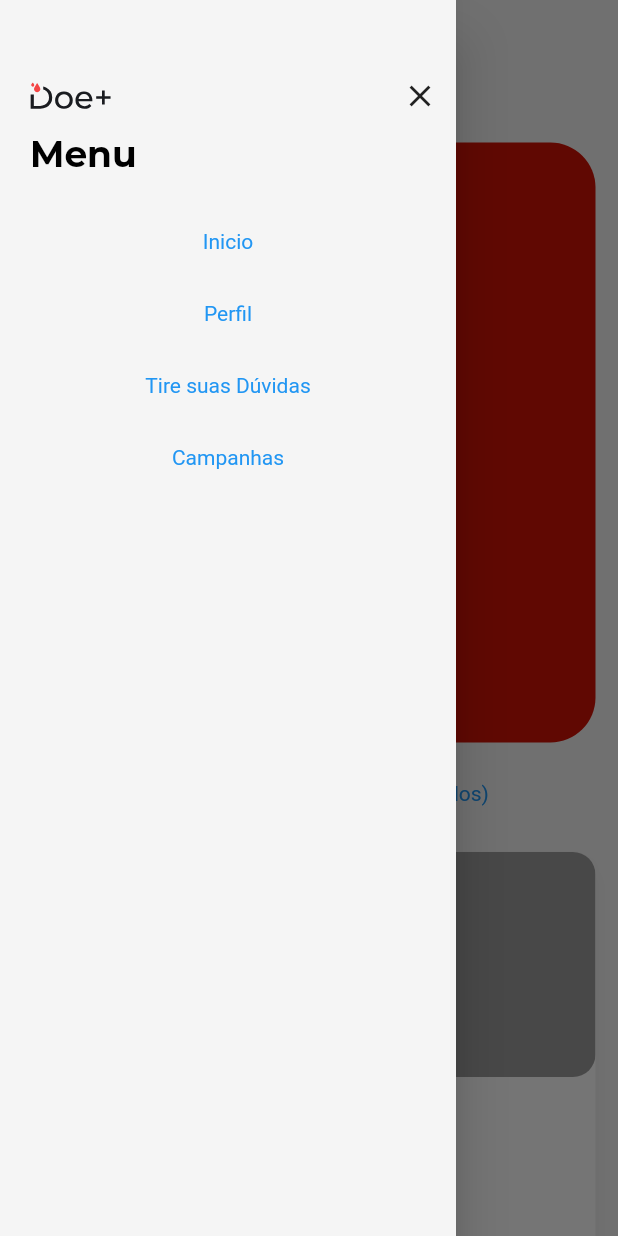
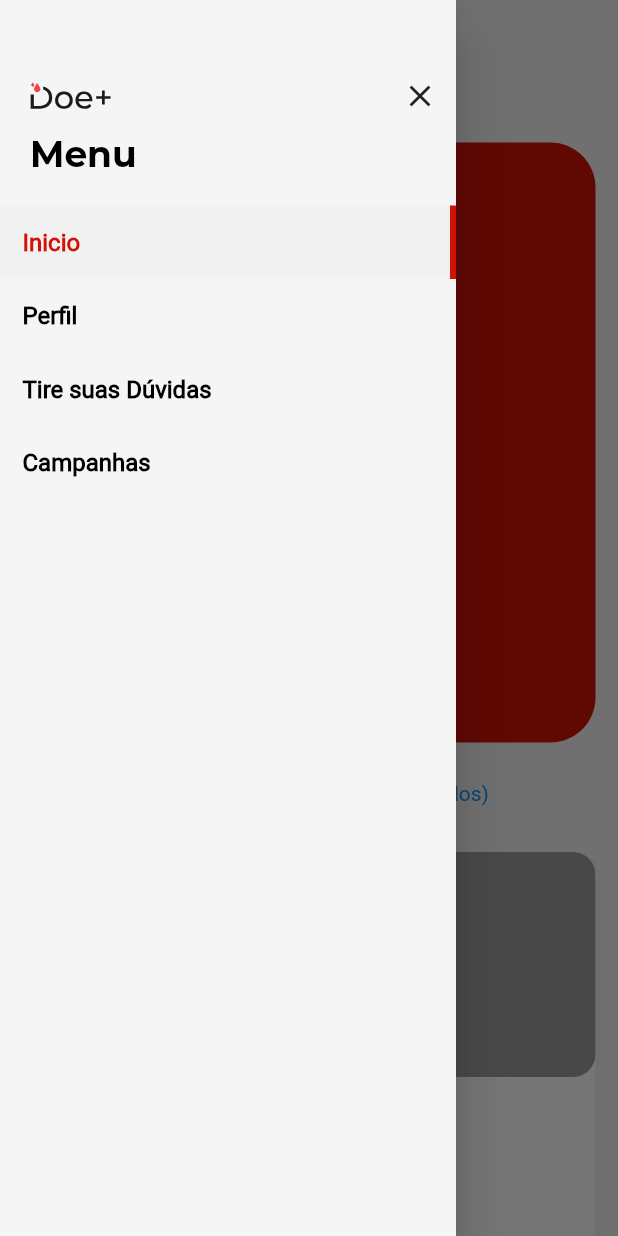
Before and after one commit to doe-mais-tcc/frontend-flutter, a Flutter app: the screen it shows after launch, with the side drawer open, on a phone screen of 412 x 824 dp. Run offline on Flutter 3.47's test engine with Material 2 defaults, Android fonts, the phone set to English and light mode, and no system bars; our stand-ins replace flutter_svg.

Commit message:
Botão do hamburger menu

```diff
--- /dev/null
+++ b/lib/components/hamburger_button.dart
@@ -0,0 +1,42 @@
+import 'package:doe_mais/utils/custom_theme.dart';
+import 'package:flutter/material.dart';
+
+class HamburgerButton extends StatelessWidget {
+  final String label;
+  final Function onPressed;
+  final bool isActive;
+  HamburgerButton({
+    @required this.label,
+    @required this.onPressed,
+    this.isActive = false,
+  });
+
+  @override
+  Widget build(BuildContext context) {
+    return GestureDetector(
+      child: Container(
+        decoration: isActive
+            ? BoxDecoration(
+                color: Theme.of(context).hoverColor,
+                border: Border(
+                  right: BorderSide(
+                    width: 4,
+                    color: Theme.of(context).primaryColor,
+                  ),
+                ),
+              )
+            : BoxDecoration(
+                color: Colors.transparent,
+              ),
+        padding: const EdgeInsets.all(15),
+        child: Text(
+          label,
+          style: isActive
+              ? CustomTheme.activeHamburger(context)
+              : CustomTheme.inactiveHamburger(context),
+        ),
+      ),
+      onTap: onPressed,
+    );
+  }
+}
--- a/lib/components/hamburger_menu.dart
+++ b/lib/components/hamburger_menu.dart
@@ -1,9 +1,11 @@
+import 'package:doe_mais/components/hamburger_button.dart';
 import 'package:flutter/material.dart';
 import 'package:flutter_svg/svg.dart';
 
 class HamburgerMenu extends StatelessWidget {
   final Function(int) callback;
-  HamburgerMenu({this.callback});
+  final int currentIndex;
+  HamburgerMenu({this.callback, this.currentIndex});
 
   final items = ['Inicio', 'Perfil', 'Tire suas Dúvidas', 'Campanhas'];
 
@@ -40,13 +42,13 @@ class HamburgerMenu extends StatelessWidget {
           Expanded(
             child: ListView.builder(
               itemCount: items.length,
-              itemBuilder: (context, index) => TextButton(
-                child: Text(items[index]),
-                onPressed: () {
-                  callback(index);
-                  Navigator.of(context).pop();
-                },
-              ),
+              itemBuilder: (context, index) {
+                return HamburgerButton(
+                  label: items[index],
+                  onPressed: () => callback(index),
+                  isActive: currentIndex == index,
+                );
+              },
             ),
           ),
         ],
--- a/lib/screens/home.dart
+++ b/lib/screens/home.dart
@@ -26,7 +26,11 @@ class _HomeState extends State<Home> {
     return Scaffold(
       appBar: AppBar(title: SvgPicture.asset('assets/images/logo.svg')),
       drawer: HamburgerMenu(
-        callback: (index) => setState(() => currentPage = index),
+        currentIndex: currentPage,
+        callback: (index) {
+          setState(() => currentPage = index);
+          Navigator.of(context).pop();
+        },
       ),
       body: pages[currentPage],
     );
--- /dev/null
+++ b/lib/utils/custom_theme.dart
@@ -0,0 +1,16 @@
+import 'package:flutter/cupertino.dart';
+import 'package:flutter/material.dart';
+
+class CustomTheme {
+  static TextStyle inactiveHamburger(BuildContext context) => TextStyle(
+        color: Colors.black,
+        fontSize: 16,
+        fontWeight: FontWeight.bold,
+      );
+
+  static TextStyle activeHamburger(BuildContext context) => TextStyle(
+        color: Theme.of(context).primaryColor,
+        fontSize: 16,
+        fontWeight: FontWeight.bold,
+      );
+}
--- a/lib/utils/main_theme.dart
+++ b/lib/utils/main_theme.dart
@@ -9,12 +9,14 @@ ThemeData mainTheme() {
   const minText = Color(0xFF383838);
   const disabledText = Color(0xFF707070);
   const buttonText = Colors.white;
+  const hoverColor = Color(0xFFF1F1F1);
 
   return ThemeData(
     primaryColor: primary,
     accentColor: accent,
     canvasColor: canvas,
     buttonColor: primary,
+    hoverColor: hoverColor,
     elevatedButtonTheme: ElevatedButtonThemeData(
       style: ElevatedButton.styleFrom(primary: primary),
     ),
```
